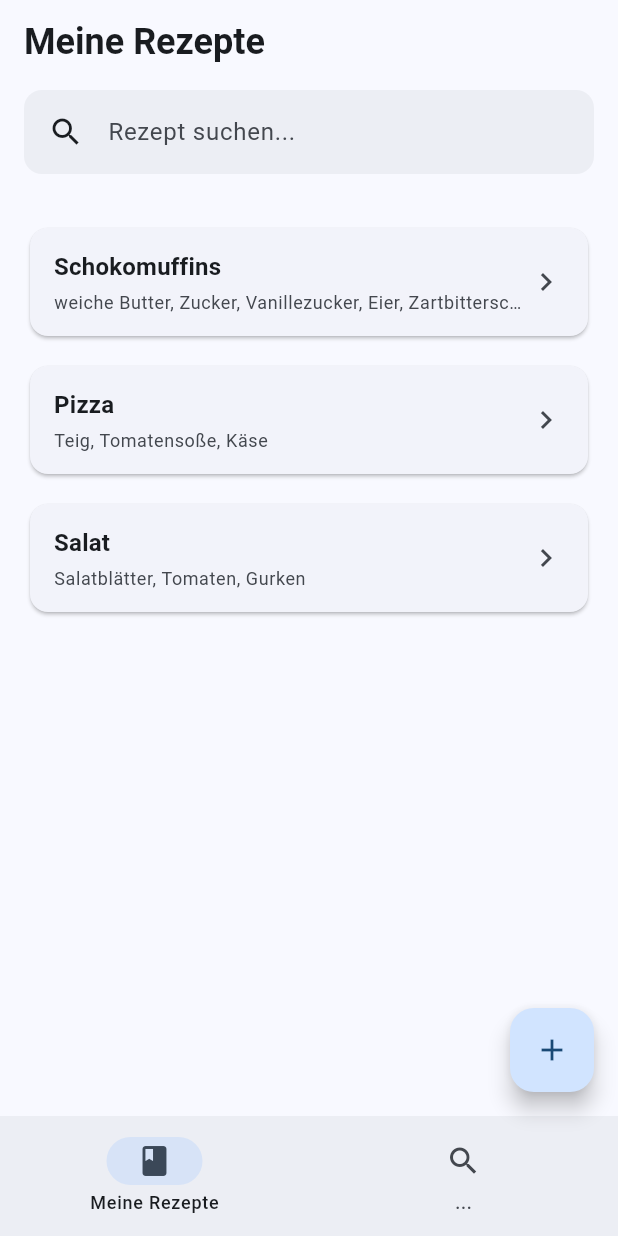
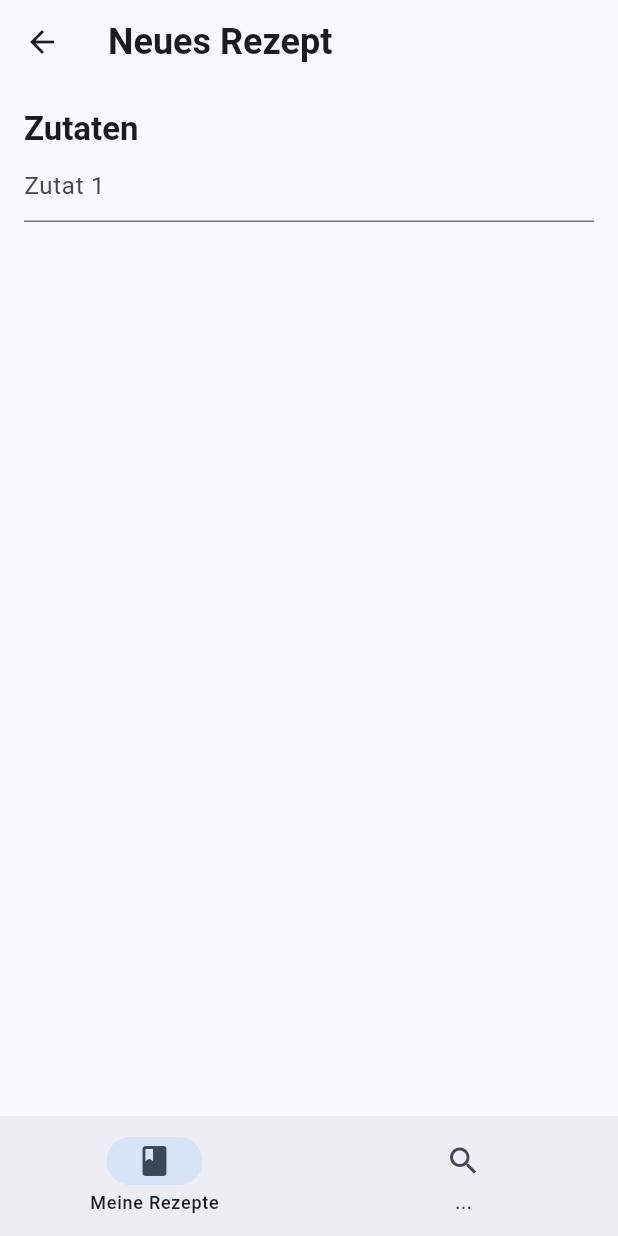
Before and after one commit to devMatrix0815/recipio, a Flutter app: the screen it shows after launch, after a tap on the "add" icon, on a phone screen of 412 x 824 dp. Run offline on Flutter 3.47's test engine with Material 3 defaults, Android fonts, the phone set to English and light mode, and no system bars.

Commit message:
Refactor Recipe model to separate ingredients and amounts, update MyRecipes UI to reflect changes

```diff
--- a/lib/main.dart
+++ b/lib/main.dart
@@ -29,13 +29,13 @@ class MyApp extends StatelessWidget {
 class Recipe {
   final String name;
   final List<String> ingredients;
-  final List<String> ingredientsPreview;
+  final List<String> amount;
   final List<String> steps;
 
   Recipe({
     required this.name,
     required this.ingredients,
-    required this.ingredientsPreview,
+    required this.amount,
     required this.steps,
   });
 }
@@ -56,20 +56,20 @@ class _MyRecipesState extends State<MyRecipes> {
   final List<Recipe> _recipes = [
     Recipe(
       name: 'Schokomuffins',
+      amount: [
+        '125 g',
+        '150 g',
+        '1 Pck.',
+        '2 Eier',
+        '200 g',
+        '200 g',
+        '4 EL',
+        '1 Prise',
+        '2 TL',
+        '175 ml',
+      ],
       ingredients: [
-        '125 g weiche Butter',
-        '150 g Zucker',
-        '1 Pck. Vanillezucker',
-        '2 Eier',
-        '200 g Zartbitterschokolade',
-        '200 g Mehl',
-        '4 EL Backkakao',
-        '1 Prise Salz',
-        '2 TL Backpulver',
-        '175 ml Milch',
-      ],
-      ingredientsPreview: [
-        'weiche Butter',
+        'Weiche Butter',
         'Zucker',
         'Vanillezucker',
         'Eier',
@@ -83,22 +83,6 @@ class _MyRecipesState extends State<MyRecipes> {
       steps: [
         'Butter mit Zucker und Vanillezucker verrühren. Eier unterrühren. Zartbitterschokolade grob hacken. Ofen auf 180 Grad (Umluft: 160 Grad) vorheizen. Mehl mit Kakaopulver, Salz und Backpulver vermischen. Mehlmischung mit der Milch zur Butter-Zuckermischung geben und alles gut verrühren. Etwa zwei Drittel der gehackten Schokolade unterheben.',
         'Die Mulden eines Muffinblechs mit Förmchen auslegen. Mit einem Eisportionierer den Teig auf die Förmchen verteilen. Die restlichen gehackten Schokostückchen auf den Muffins verteilen. Im vorgeheizten Ofen ca. 25 Min backen.',
-      ],
-    ),
-    Recipe(
-      name: 'Pizza',
-      ingredients: ['Teig', '500g Tomatensoße', '200g Käse'],
-      ingredientsPreview: ['Teig', 'Tomatensoße', 'Käse'],
-      steps: ['Teig ausrollen', 'Tomatensoße aufteilen', 'Käse auftragen'],
-    ),
-    Recipe(
-      name: 'Salat',
-      ingredients: ['Salatblätter', 'Tomaten', 'Gurken'],
-      ingredientsPreview: ['Salatblätter', 'Tomaten', 'Gurken'],
-      steps: [
-        'Salatblätter waschen',
-        'Tomaten und Gurken schneiden',
-        'Salat mischen',
       ],
     ),
   ];
@@ -204,9 +188,7 @@ class _MyRecipesState extends State<MyRecipes> {
 
                                   // description of the recipe
                                   Text(
-                                    filtered[index].ingredientsPreview.join(
-                                      ', ',
-                                    ),
+                                    filtered[index].ingredients.join(', '),
                                     maxLines: 1,
                                     overflow: TextOverflow.ellipsis,
                                     style: Theme.of(context).textTheme.bodySmall
@@ -247,7 +229,10 @@ class _MyRecipesState extends State<MyRecipes> {
       ),
 
       floatingActionButton: FloatingActionButton(
-        onPressed: () => debugPrint('Add recipe.'),
+        onPressed: () => Navigator.push(
+          context,
+          MaterialPageRoute(builder: (context) => const CreateRecipe()),
+        ),
         child: const Icon(Icons.add),
       ),
     );
@@ -289,8 +274,8 @@ class RecipeDetail extends StatelessWidget {
             ),
 
             const SizedBox(height: 8.0),
-            ...recipe.ingredients.map(
-              (ingredient) => Padding(
+            ...recipe.ingredients.asMap().entries.map(
+              (entry) => Padding(
                 padding: const EdgeInsets.symmetric(vertical: 3.0),
                 child: Row(
                   crossAxisAlignment: CrossAxisAlignment.center,
@@ -298,7 +283,11 @@ class RecipeDetail extends StatelessWidget {
                     const SizedBox(width: 24.0),
                     const Icon(Icons.circle, size: 8),
                     const SizedBox(width: 16.0),
-                    Text(ingredient),
+                    Text(
+                      recipe.amount[entry.key] + ' ',
+                      style: TextStyle(fontWeight: FontWeight.bold),
+                    ),
+                    Text(entry.value),
                   ],
                 ),
               ),
@@ -348,3 +337,90 @@ class RecipeDetail extends StatelessWidget {
     );
   }
 }
+
+// page to create recipes
+class CreateRecipe extends StatefulWidget {
+  const CreateRecipe({super.key});
+
+  @override
+  State<CreateRecipe> createState() => _CreateRecipeState();
+}
+
+class _CreateRecipeState extends State<CreateRecipe> {
+  final List<TextEditingController> _ingredientControllers = [
+    TextEditingController(),
+  ];
+  final List<FocusNode> _focusNodes = [FocusNode()];
+
+  void _addIngredientField() {
+    // add new focus node and controller & rebuild widget
+    setState(() {
+      _ingredientControllers.add(TextEditingController());
+      _focusNodes.add(FocusNode());
+    });
+
+    // set focus to new field
+    WidgetsBinding.instance.addPostFrameCallback((_) {
+      _focusNodes.last.requestFocus();
+    });
+  }
+
+  // clean background objects who are not needed
+  @override
+  void dispose() {
+    for (final c in _ingredientControllers) c.dispose();
+    for (final f in _focusNodes) f.dispose();
+    super.dispose();
+  }
+
+  @override
+  Widget build(BuildContext context) {
+    return Scaffold(
+      appBar: AppBar(
+        backgroundColor: Theme.of(context).colorScheme.surface,
+        surfaceTintColor: Colors.transparent,
+        shadowColor: Colors.transparent,
+        scrolledUnderElevation: 0,
+        title: Text(
+          "Neues Rezept",
+          style: Theme.of(
+            context,
+          ).textTheme.headlineSmall?.copyWith(fontWeight: FontWeight.bold),
+        ),
+      ),
+
+      body: Padding(
+        padding: EdgeInsetsGeometry.all(16.0),
+        child: ListView(
+          children: [
+            // ingredients section
+            Text(
+              'Zutaten',
+              style: Theme.of(
+                context,
+              ).textTheme.titleLarge?.copyWith(fontWeight: FontWeight.bold),
+            ),
+
+            ...List.generate(
+              _ingredientControllers.length,
+              (i) => TextField(
+                controller: _ingredientControllers[i],
+                focusNode: _focusNodes[i],
+                textInputAction: TextInputAction.next,
+                onSubmitted: (_) => _addIngredientField(),
+                decoration: InputDecoration(hintText: 'Zutat ${i + 1}'),
+              ),
+            ),
+          ],
+        ),
+      ),
+
+      bottomNavigationBar: NavigationBar(
+        destinations: const [
+          NavigationDestination(icon: Icon(Icons.book), label: 'Meine Rezepte'),
+          NavigationDestination(icon: Icon(Icons.search), label: '...'),
+        ],
+      ),
+    );
+  }
+}
```
